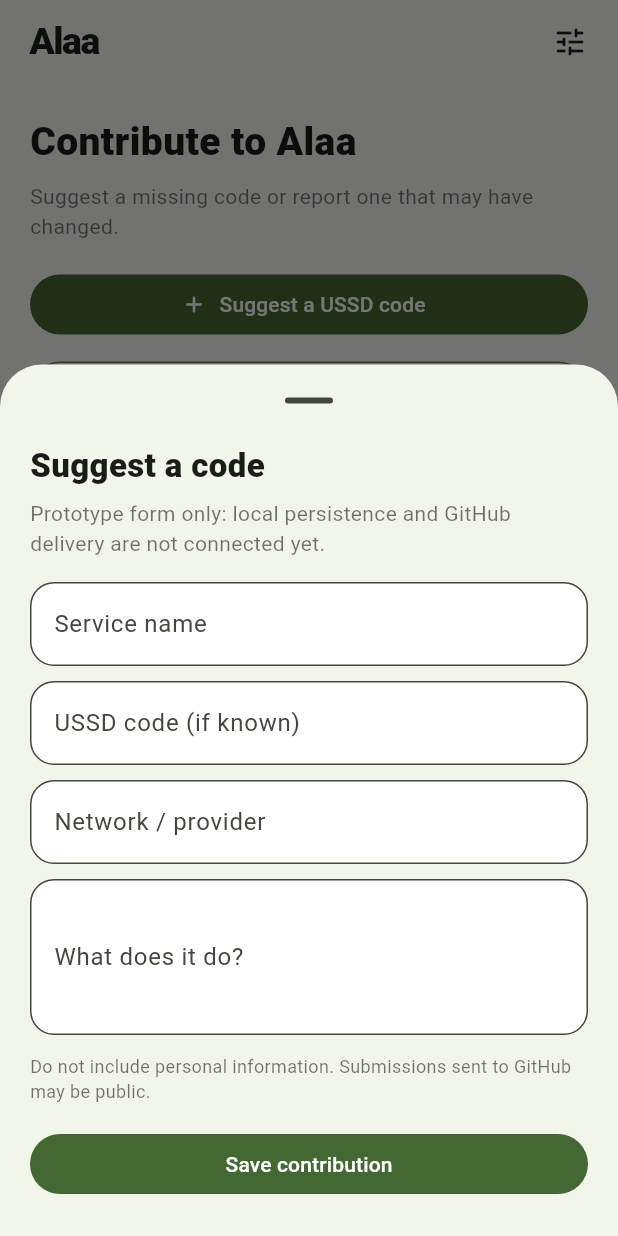
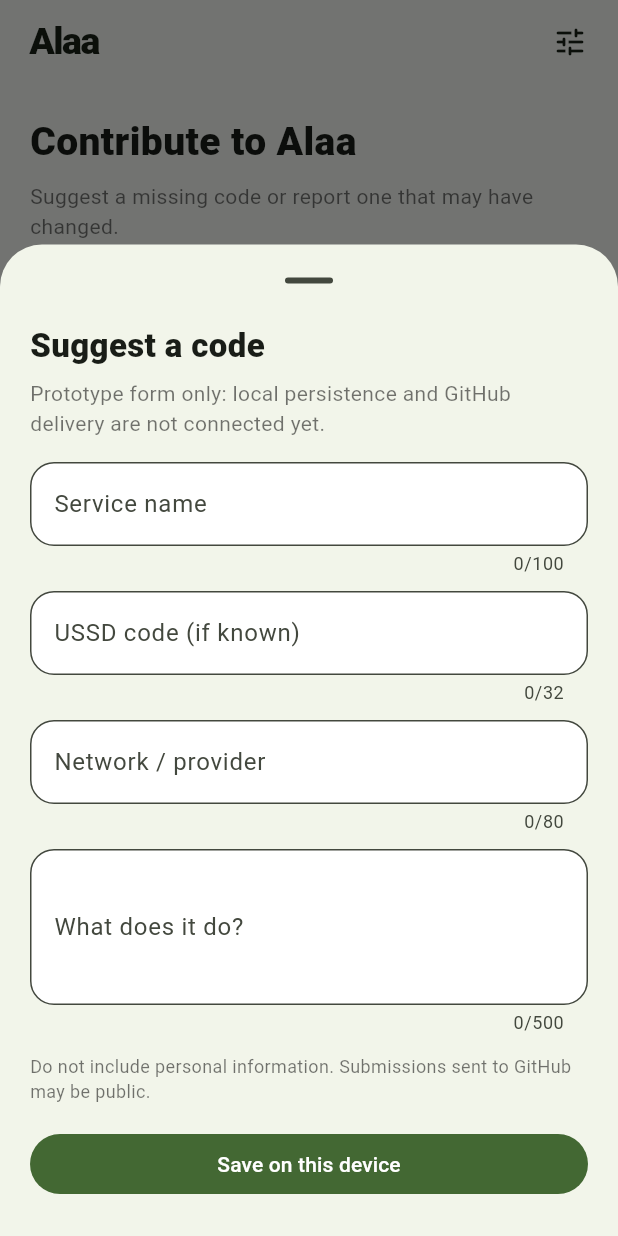
Before and after one commit to mystrdan/Alaa, a Flutter app: the screen it shows after launch, item 4 of the bottom bar chosen, after a tap on "Suggest a USSD code", on a phone screen of 412 x 824 dp. Run offline on Flutter 3.47's test engine with Material 3 defaults, Android fonts, the light colour scheme and no system bars; our stand-ins replace share_plus, shared_preferences.

Commit message:
feat: improve contribution form validation and limits

```diff
--- a/lib/main.dart
+++ b/lib/main.dart
@@ -234,23 +234,28 @@
         const SizedBox(height: 6),
         const Text('Prototype form only: local persistence and GitHub delivery are not connected yet.', style: TextStyle(color: Colors.black54)),
         const SizedBox(height: 16),
-        TextField(controller: name, decoration: const InputDecoration(labelText: 'Service name')),
+        TextField(controller: name, maxLength: 100, textCapitalization: TextCapitalization.sentences, decoration: const InputDecoration(labelText: 'Service name')),
         const SizedBox(height: 10),
-        TextField(controller: code, decoration: const InputDecoration(labelText: 'USSD code (if known)')),
+        TextField(controller: code, maxLength: 32, keyboardType: TextInputType.phone, decoration: const InputDecoration(labelText: 'USSD code (if known)')),
         const SizedBox(height: 10),
-        TextField(controller: provider, decoration: const InputDecoration(labelText: 'Network / provider')),
+        TextField(controller: provider, maxLength: 80, textCapitalization: TextCapitalization.words, decoration: const InputDecoration(labelText: 'Network / provider')),
         const SizedBox(height: 10),
-        TextField(controller: description, maxLines: 3, decoration: const InputDecoration(labelText: 'What does it do?')),
+        TextField(controller: description, maxLength: 500, maxLines: 3, textCapitalization: TextCapitalization.sentences, decoration: const InputDecoration(labelText: 'What does it do?')),
         const SizedBox(height: 12),
         const Text('Do not include personal information. Submissions sent to GitHub may be public.', style: TextStyle(fontSize: 12, color: Colors.black54)),
         const SizedBox(height: 16),
         SizedBox(width: double.infinity, child: FilledButton(onPressed: () {
-          if (name.text.trim().isEmpty || description.text.trim().isEmpty) return;
-          setState(() => _contributions.add(_Contribution(name: name.text.trim(), country: _country, code: code.text.trim(), provider: provider.text.trim(), description: description.text.trim())));
+          final serviceName = name.text.trim();
+          final summary = description.text.trim();
+          if (serviceName.isEmpty || summary.isEmpty) {
+            ScaffoldMessenger.of(sheetContext).showSnackBar(const SnackBar(content: Text('Add a service name and explain what the code does.')));
+            return;
+          }
+          setState(() => _contributions.add(_Contribution(name: serviceName, country: _country, code: code.text.trim(), provider: provider.text.trim(), description: summary)));
           _saveContributions();
           Navigator.pop(sheetContext);
-          ScaffoldMessenger.of(context).showSnackBar(const SnackBar(content: Text('Saved in this prototype. Automatic delivery is not connected yet.')));
-        }, child: const Text('Save contribution'))),
+          ScaffoldMessenger.of(context).showSnackBar(const SnackBar(content: Text('Saved on this device. Automatic delivery is not connected yet.')));
+        }, child: const Text('Save on this device'))),
       ])),
     ));
   }
```
